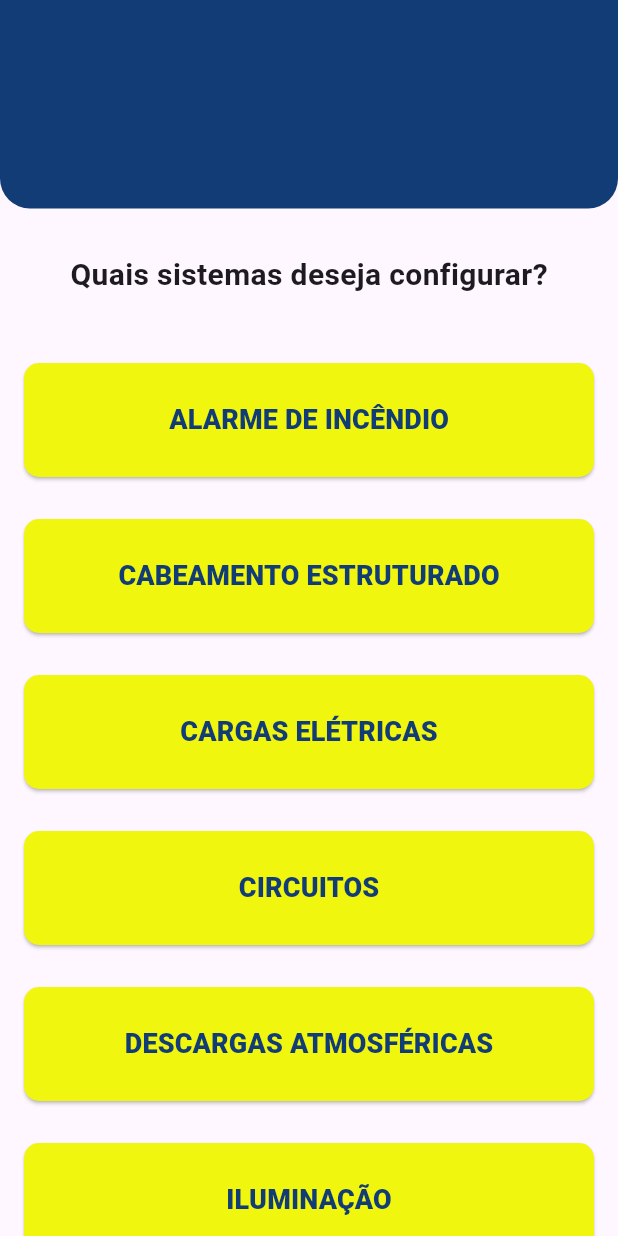
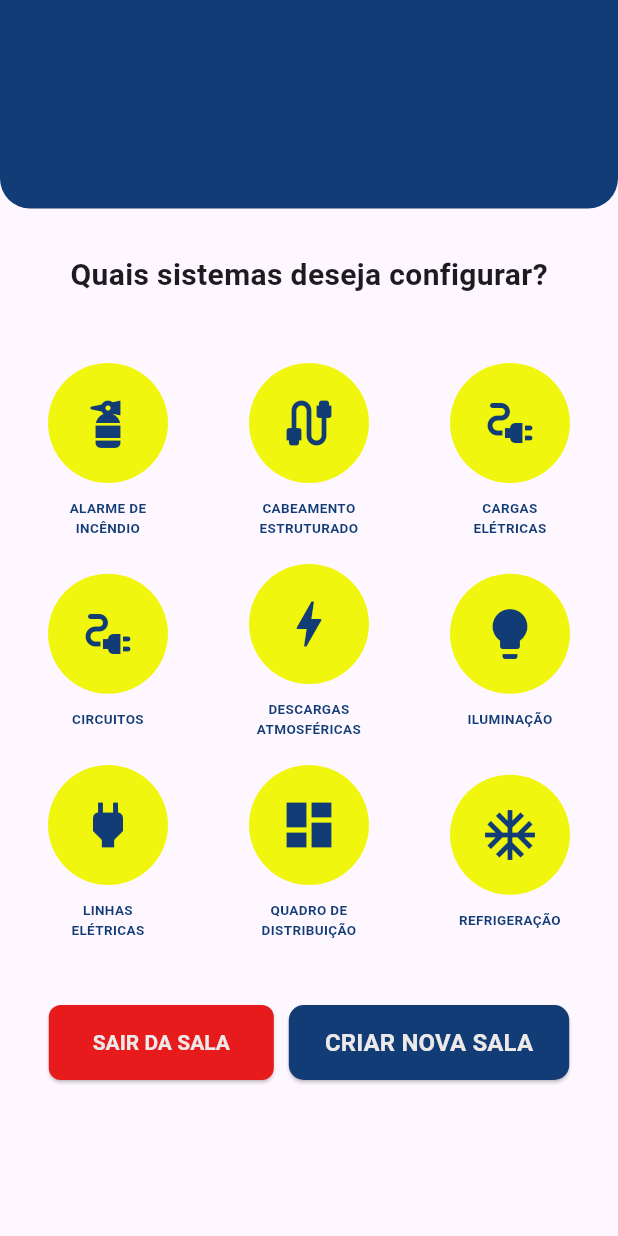
Before and after one commit to ResidenciaTICBrisa/T2G3-Sistema-Instalacao-Eletrica, a Flutter app: the SystemConfiguration screen opened directly with empty values, on a phone screen of 412 x 824 dp. Run offline on Flutter 3.47's test engine with Material 3 defaults, Android fonts, the phone set to English and light mode, and no system bars; our stand-ins replace cookie_jar, geolocator, get, google_maps_flutter, image_picker, video_player; missing offline and left inert: http_interceptor; accounts and stored records are empty.

Commit message:
Icones na tela de equipamentos

```diff
--- a/frontend/sige_ie/lib/equipments/feature/systemConfiguration.dart
+++ b/frontend/sige_ie/lib/equipments/feature/systemConfiguration.dart
@@ -133,42 +133,70 @@ class _SystemConfigurationState extends State<SystemConfiguration> {
                 style: TextStyle(fontSize: 20, fontWeight: FontWeight.bold),
               ),
             ),
-            SystemButton(
-                title: 'ALARME DE INCÊNDIO',
+            GridView.count(
+              shrinkWrap: true,
+              crossAxisCount: 3,
+              childAspectRatio: 1.0,
+              padding: const EdgeInsets.all(10.0),
+              mainAxisSpacing: 10.0,
+              crossAxisSpacing: 10.0,
+              children: <Widget>[
+                SystemIcon(
+                  icon: Icons.fire_extinguisher,
+                  label: 'ALARME DE INCÊNDIO',
                   onPressed: () => navigateTo('/fireAlarm', widget.areaName,
-                    widget.localName, widget.localId, 8)),
-            SystemButton(
-                title: 'CABEAMENTO ESTRUTURADO',
+                      widget.localName, widget.localId, 8),
+                ),
+                SystemIcon(
+                  icon: Icons.cable,
+                  label: 'CABEAMENTO ESTRUTURADO',
                   onPressed: () => navigateTo('/structuredCabling',
-                    widget.areaName, widget.localName, widget.localId, 6)),
-            SystemButton(
-                title: 'CARGAS ELÉTRICAS',
+                      widget.areaName, widget.localName, widget.localId, 6),
+                ),
+                SystemIcon(
+                  icon: Icons.electrical_services,
+                  label: 'CARGAS ELÉTRICAS',
                   onPressed: () => navigateTo('/electricLoads', widget.areaName,
-                    widget.localName, widget.localId, 2)),
-            SystemButton(
-                title: 'CIRCUITOS',
+                      widget.localName, widget.localId, 2),
+                ),
+                SystemIcon(
+                  icon: Icons.electrical_services,
+                  label: 'CIRCUITOS',
                   onPressed: () => navigateTo('/circuits', widget.areaName,
-                    widget.localName, widget.localId, 4)),
-            SystemButton(
-                title: 'DESCARGAS ATMOSFÉRICAS',
+                      widget.localName, widget.localId, 4),
+                ),
+                SystemIcon(
+                  icon: Icons.bolt,
+                  label: 'DESCARGAS ATMOSFÉRICAS',
                   onPressed: () => navigateTo('/atmosphericDischarges',
-                    widget.areaName, widget.localName, widget.localId, 7)),
-            SystemButton(
-                title: 'ILUMINAÇÃO',
+                      widget.areaName, widget.localName, widget.localId, 7),
+                ),
+                SystemIcon(
+                  icon: Icons.lightbulb,
+                  label: 'ILUMINAÇÃO',
                   onPressed: () => navigateTo('/lighting', widget.areaName,
-                    widget.localName, widget.localId, 1)),
-            SystemButton(
-                title: 'LINHAS ELÉTRICAS',
+                      widget.localName, widget.localId, 1),
+                ),
+                SystemIcon(
+                  icon: Icons.power,
+                  label: 'LINHAS ELÉTRICAS',
                   onPressed: () => navigateTo('/electricLines', widget.areaName,
-                    widget.localName, widget.localId, 3)),
-            SystemButton(
-                title: 'QUADRO DE DISTRIBUIÇÃO',
+                      widget.localName, widget.localId, 3),
+                ),
+                SystemIcon(
+                  icon: Icons.dashboard,
+                  label: 'QUADRO DE DISTRIBUIÇÃO',
                   onPressed: () => navigateTo('/distributionBoard',
-                    widget.areaName, widget.localName, widget.localId, 5)),
-            SystemButton(
-                title: 'REFRIGERAÇÃO',
+                      widget.areaName, widget.localName, widget.localId, 5),
+                ),
+                SystemIcon(
+                  icon: Icons.ac_unit,
+                  label: 'REFRIGERAÇÃO',
                   onPressed: () => navigateTo('/cooling', widget.areaName,
-                    widget.localName, widget.localId, 9)),
+                      widget.localName, widget.localId, 9),
+                ),
+              ],
+            ),
             const SizedBox(
               height: 30,
             ),
@@ -237,6 +265,60 @@ class _SystemConfigurationState extends State<SystemConfiguration> {
   }
 }
 
+class SystemIcon extends StatelessWidget {
+  final IconData icon;
+  final String label;
+  final VoidCallback onPressed;
+
+  const SystemIcon({
+    super.key,
+    required this.icon,
+    required this.label,
+    required this.onPressed,
+  });
+
+  @override
+  Widget build(BuildContext context) {
+    return GestureDetector(
+      onTap: onPressed,
+      child: Column(
+        mainAxisAlignment: MainAxisAlignment.center,
+        children: [
+          Container(
+            width: 80,
+            height: 80,
+            decoration: BoxDecoration(
+              shape: BoxShape.circle,
+              color: AppColors.sigeIeYellow,
+            ),
+            child: Icon(
+              icon,
+              size: 40.0,
+              color: AppColors.sigeIeBlue,
+            ),
+          ),
+          const SizedBox(height: 10),
+          SizedBox(
+            width: 80,
+            child: Text(
+              label,
+              textAlign: TextAlign.center,
+              style: const TextStyle(
+                color: AppColors.sigeIeBlue,
+                fontSize: 9,
+                fontWeight: FontWeight.bold,
+              ),
+              softWrap: true,
+              maxLines: 2,
+              overflow: TextOverflow.ellipsis,
+            ),
+          ),
+        ],
+      ),
+    );
+  }
+}
+
 class SystemButton extends StatelessWidget {
   final String title;
   final VoidCallback onPressed;
--- a/frontend/sige_ie/pubspec.yaml
+++ b/frontend/sige_ie/pubspec.yaml
@@ -41,8 +41,6 @@ dependencies:
     google_maps_flutter: ^2.0.6
     geolocator: ^9.0.2
     logger: ^1.0.0
-
-
 
 dev_dependencies:
     flutter_test:
```
Also changed, not shown: 1 other file. Lines whose indentation alone changed are shown as unchanged.
